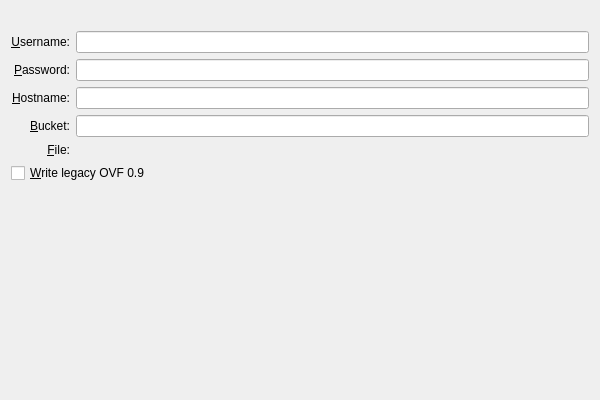
Qt form vbox/src/VBox/Frontends/VirtualBox/src/wizards/exportappliance/UIExportApplianceWzdPage4.ui (jljuxgm/vboxgit) before a commit.
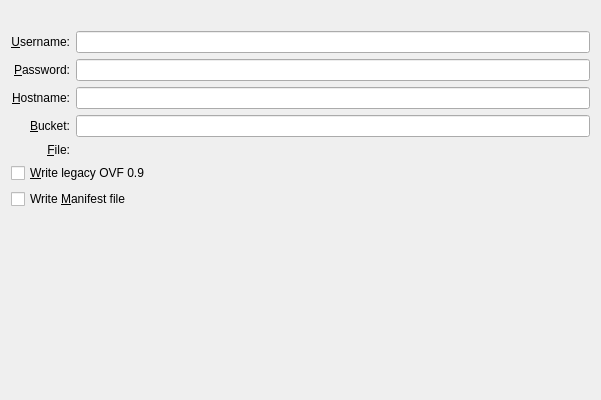
The same form after that commit. Custom widgets are drawn as their Qt base class.

What changed in the file:
```diff
--- a/vbox/src/VBox/Frontends/VirtualBox/src/wizards/exportappliance/UIExportApplianceWzdPage4.ui
+++ b/vbox/src/VBox/Frontends/VirtualBox/src/wizards/exportappliance/UIExportApplianceWzdPage4.ui
@@ -29,10 +29,7 @@
     <verstretch>0</verstretch>
    </sizepolicy>
   </property>
-  <layout class="QVBoxLayout" name="m_pLayout1">
-   <property name="bottomMargin" >
-    <number>0</number>
-   </property>
+  <layout class="QVBoxLayout" name="verticalLayout">
    <item>
     <widget class="QILabel" name="m_pPage4Text1">
      <property name="wordWrap">
@@ -138,12 +135,25 @@
      </property>
     </widget>
    </item>
+   <item>
+    <widget class="QCheckBox" name="m_pSelectManifest">
+     <property name="toolTip">
+      <string>Create a Manifest file for automatic data integrity checks on import.</string>
+     </property>
+     <property name="text">
+      <string>Write &amp;Manifest file</string>
+     </property>
+    </widget>
+   </item>
    <item>
     <spacer name="m_pSpacer1">
+     <property name="orientation">
+      <enum>Qt::Vertical</enum>
+     </property>
      <property name="sizeHint" stdset="0">
       <size>
-       <width>0</width>
-       <height>174</height>
+       <width>579</width>
+       <height>144</height>
       </size>
      </property>
     </spacer>
```
Left out of the diff: 4 changed lines with no effect on the pictures.
